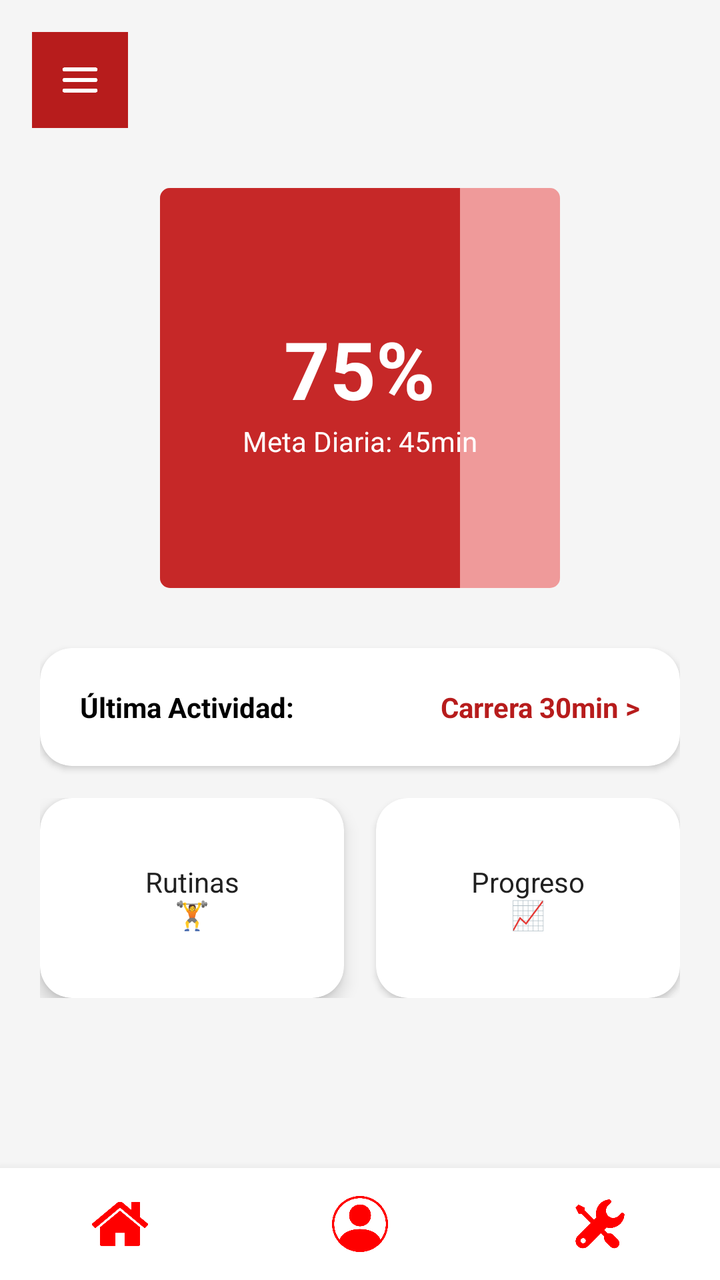
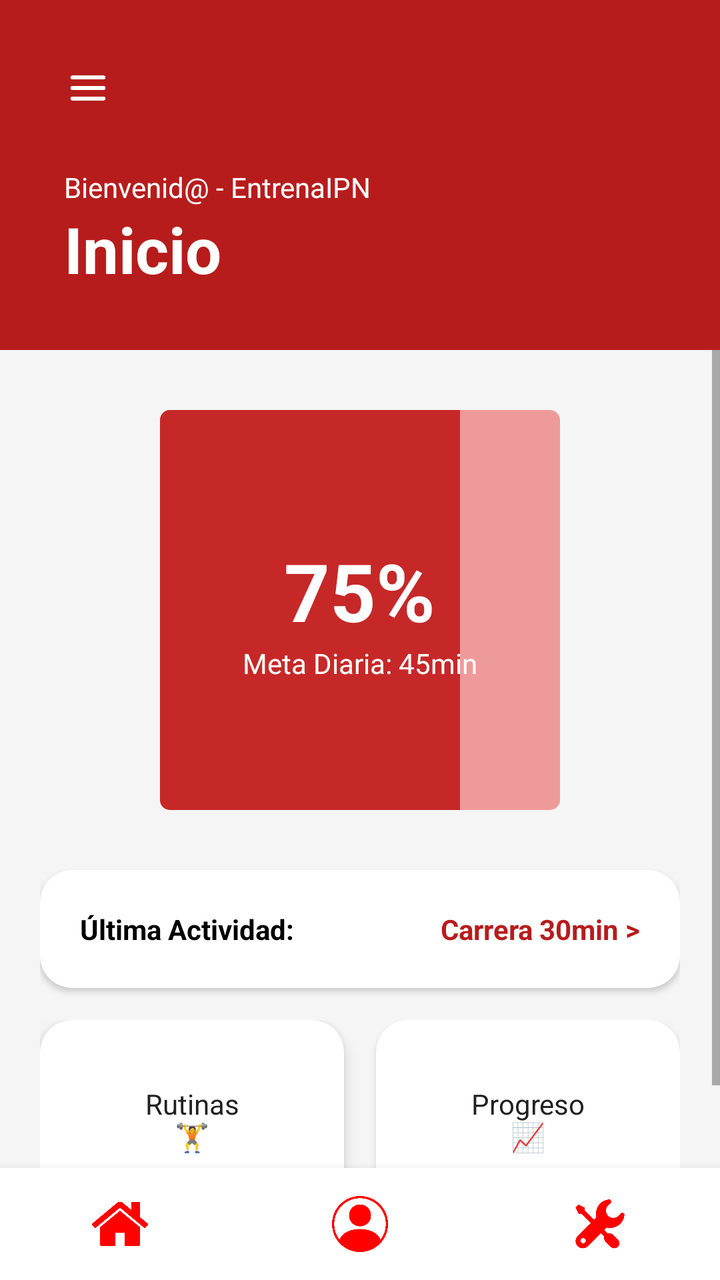

Screens rendered from an Android XML layout before and after an edit, with the pre-edit source and the edit as a unified diff.
<!-- AndroidManifest.xml: application theme Theme.ActivaESCOM -->
<!-- res/layout/activity_main.xml -->
<?xml version="1.0" encoding="utf-8"?>
<androidx.drawerlayout.widget.DrawerLayout xmlns:android="http://schemas.android.com/apk/res/android"
    xmlns:app="http://schemas.android.com/apk/res-auto"
    android:id="@+id/drawerLayout"
    android:layout_width="match_parent"
    android:layout_height="match_parent">

    <androidx.constraintlayout.widget.ConstraintLayout
        android:layout_width="match_parent"
        android:layout_height="match_parent"
        android:background="@color/bg_light">

        <ImageButton
            android:id="@+id/btnHamburguesa"
            android:layout_width="48dp"
            android:layout_height="48dp"
            android:src="@drawable/navigation"
            android:background="@color/red_900"
            android:scaleType="fitCenter"
            android:padding="8dp"
            android:layout_marginStart="16dp"
            android:layout_marginTop="16dp"
            app:layout_constraintTop_toTopOf="parent"
            app:layout_constraintStart_toStartOf="parent" />

        <ScrollView
            android:layout_width="match_parent"
            android:layout_height="0dp"
            app:layout_constraintBottom_toTopOf="@id/bottomNavBar"
            app:layout_constraintEnd_toEndOf="parent"
            app:layout_constraintStart_toStartOf="parent"
            app:layout_constraintTop_toBottomOf="@id/btnHamburguesa">

            <LinearLayout
                android:layout_width="match_parent"
                android:layout_height="wrap_content"
                android:orientation="vertical"
                android:padding="20dp">

                <FrameLayout
                    android:layout_width="200dp"
                    android:layout_height="200dp"
                    android:layout_gravity="center"
                    android:layout_marginTop="10dp"
                    android:layout_marginBottom="30dp">

                    <ProgressBar
                        style="?android:attr/progressBarStyleHorizontal"
                        android:layout_width="match_parent"
                        android:layout_height="match_parent"
                        android:indeterminateOnly="false"
                        android:progress="75"
                        android:progressBackgroundTint="@color/red_300"
                        android:progressDrawable="@android:drawable/progress_horizontal"
                        android:progressTint="@color/red_800" />

                    <LinearLayout
                        android:layout_width="wrap_content"
                        android:layout_height="wrap_content"
                        android:layout_gravity="center"
                        android:gravity="center"
                        android:orientation="vertical">

                        <TextView
                            android:layout_width="wrap_content"
                            android:layout_height="wrap_content"
                            android:text="75%"
                            android:textColor="@color/white"
                            android:textSize="40sp"
                            android:textStyle="bold" />

                        <TextView
                            android:layout_width="wrap_content"
                            android:layout_height="wrap_content"
                            android:text="Meta Diaria: 45min"
                            android:textColor="@color/white" />
                    </LinearLayout>
                </FrameLayout>

                <androidx.cardview.widget.CardView
                    android:id="@+id/cardUltimaActividad"
                    android:layout_width="match_parent"
                    android:layout_height="wrap_content"
                    android:layout_marginBottom="16dp"
                    app:cardCornerRadius="16dp"
                    app:cardElevation="2dp">

                    <LinearLayout
                        android:layout_width="match_parent"
                        android:layout_height="wrap_content"
                        android:orientation="horizontal"
                        android:padding="20dp">

                        <TextView
                            android:layout_width="0dp"
                            android:layout_height="wrap_content"
                            android:layout_weight="1"
                            android:text="Última Actividad:"
                            android:textColor="@color/black"
                            android:textStyle="bold" />

                        <TextView
                            android:layout_width="wrap_content"
                            android:layout_height="wrap_content"
                            android:text="Carrera 30min >"
                            android:textColor="@color/red_900"
                            android:textStyle="bold" />
                    </LinearLayout>
                </androidx.cardview.widget.CardView>

                <LinearLayout
                    android:layout_width="match_parent"
                    android:layout_height="wrap_content"
                    android:baselineAligned="false"
                    android:orientation="horizontal">

                    
                    <androidx.cardview.widget.CardView
                        android:id="@+id/cardRutinas"
                        android:layout_width="0dp"
                        android:layout_height="100dp"
                        android:layout_marginEnd="8dp"
                        android:layout_weight="1"
                        app:cardCornerRadius="16dp"
                        app:cardElevation="5dp">

                        <TextView
                            android:layout_width="match_parent"
                            android:layout_height="match_parent"
                            android:gravity="center"
                            android:text="Rutinas\n🏋️"
                            android:textColor="@color/text_dark" />
                    </androidx.cardview.widget.CardView>

                    <androidx.cardview.widget.CardView
                        android:id="@+id/cardProgreso"
                        android:layout_width="0dp"
                        android:layout_height="100dp"
                        android:layout_marginStart="8dp"
                        android:layout_weight="1"
                        app:cardCornerRadius="16dp"
                        app:cardElevation="2dp">

                        <TextView
                            android:layout_width="match_parent"
                            android:layout_height="match_parent"
                            android:gravity="center"
                            android:text="Progreso\n📈"
                            android:textColor="@color/text_dark" />
                    </androidx.cardview.widget.CardView>
                </LinearLayout>
            </LinearLayout>
        </ScrollView>

        <include
            android:id="@+id/bottomNavBar"
            layout="@layout/bottom_navigation"
            android:layout_width="match_parent"
            android:layout_height="56dp"
            app:layout_constraintBottom_toBottomOf="parent"
            app:layout_constraintStart_toStartOf="parent"
            app:layout_constraintEnd_toEndOf="parent" />

    </androidx.constraintlayout.widget.ConstraintLayout>

    
    <com.google.android.material.navigation.NavigationView
        android:id="@+id/navigationView"
        android:layout_width="wrap_content"
        android:layout_height="match_parent"
        android:layout_gravity="start"
        android:background="@color/white"
        app:headerLayout="@layout/nav_header"
        app:menu="@menu/nav_menu" />

</androidx.drawerlayout.widget.DrawerLayout>
<!-- res/layout/bottom_navigation.xml (included above) -->
<?xml version="1.0" encoding="utf-8"?>
<LinearLayout xmlns:android="http://schemas.android.com/apk/res/android"
    android:id="@+id/bottomNavBar"
    android:layout_width="match_parent"
    android:layout_height="56dp"
    android:orientation="horizontal"
    android:background="@color/white"
    android:elevation="8dp">

    <ImageButton
        android:id="@+id/navInicio"
        android:layout_width="0dp"
        android:layout_height="match_parent"
        android:layout_weight="1"
        android:src="@drawable/home"
        android:background="?attr/selectableItemBackgroundBorderless"
        android:scaleType="fitCenter"
        android:padding="14dp" />
    <ImageButton
    android:id="@+id/navPerfil"
    android:layout_width="0dp"
    android:layout_height="match_parent"
    android:layout_weight="1"
    android:src="@drawable/profile"
    android:background="?attr/selectableItemBackgroundBorderless"
    android:scaleType="fitCenter"
    android:padding="14dp" />
    <ImageButton
    android:id="@+id/navConfig"
    android:layout_width="0dp"
    android:layout_height="match_parent"
    android:layout_weight="1"
    android:src="@drawable/settings"
    android:background="?attr/selectableItemBackgroundBorderless"
    android:scaleType="fitCenter"
    android:padding="14dp" /> </LinearLayout>
<!-- res/layout/nav_header.xml (included above) -->
<?xml version="1.0" encoding="utf-8"?>
<LinearLayout xmlns:android="http://schemas.android.com/apk/res/android"
    android:layout_width="match_parent"
    android:layout_height="match_parent"
    android:orientation="vertical"
    android:background="@color/white">

    <LinearLayout
        android:layout_width="311dp"
        android:layout_height="180dp"
        android:background="@color/red_900"
        android:gravity="bottom"
        android:orientation="vertical"
        android:padding="20dp">

        <ImageView
            android:layout_width="60dp"
            android:layout_height="60dp"
            android:src="@drawable/logo_ipn"
            android:tint="@color/white" />

        <TextView
            android:layout_width="wrap_content"
            android:layout_height="wrap_content"
            android:layout_marginTop="12dp"
            android:text="EntrenaIPN"
            android:textColor="@color/white"
            android:textSize="20sp"
            android:textStyle="bold" />

        <TextView
            android:layout_width="wrap_content"
            android:layout_height="wrap_content"
            android:text="Ingeniería en Sistemas Computacionales"
            android:textColor="@color/red_300"
            android:textSize="14sp" />
    </LinearLayout>

    <LinearLayout
        android:layout_width="310dp"
        android:layout_height="wrap_content"
        android:orientation="vertical"
        android:paddingTop="15dp">

        <TextView
            android:id="@+id/menu_actividad"
            android:layout_width="match_parent"
            android:layout_height="wrap_content"
            android:background="?attr/selectableItemBackground"
            android:clickable="true"
            android:focusable="true"
            android:padding="16dp"
            android:text="🏠  Actividad"
            android:textColor="@color/black"
            android:textSize="16sp" />

        <TextView
            android:id="@+id/menu_progreso"
            android:layout_width="match_parent"
            android:layout_height="wrap_content"
            android:background="?attr/selectableItemBackground"
            android:clickable="true"
            android:focusable="true"
            android:padding="16dp"
            android:text="📈  Progreso semanal"
            android:textColor="@color/black"
            android:textSize="16sp" />

        <TextView
            android:id="@+id/menu_carrera"
            android:layout_width="match_parent"
            android:layout_height="wrap_content"
            android:background="?attr/selectableItemBackground"
            android:clickable="true"
            android:focusable="true"
            android:padding="16dp"
            android:text="🏃  Carrera matutina"
            android:textColor="@color/black"
            android:textSize="16sp" />

        <TextView
            android:id="@+id/menu_nuevo"
            android:layout_width="match_parent"
            android:layout_height="wrap_content"
            android:background="?attr/selectableItemBackground"
            android:clickable="true"
            android:focusable="true"
            android:padding="16dp"
            android:text="💪  Nuevo entrenamiento"
            android:textColor="@color/black"
            android:textSize="16sp" />

        
        <TextView
            android:id="@+id/menu_config"
            android:layout_width="match_parent"
            android:layout_height="wrap_content"
            android:background="?attr/selectableItemBackground"
            android:clickable="true"
            android:focusable="true"
            android:padding="16dp"
            android:text="⚙️  Configuración"
            android:textColor="@color/black"
            android:textSize="16sp" />

        <View
            android:layout_width="match_parent"
            android:layout_height="1dp"
            android:layout_marginHorizontal="16dp"
            android:layout_marginTop="8dp"
            android:background="@color/gray_light" />

        
        <TextView
            android:id="@+id/menu_logout"
            android:layout_width="match_parent"
            android:layout_height="wrap_content"
            android:background="?attr/selectableItemBackground"
            android:clickable="true"
            android:focusable="true"
            android:padding="16dp"
            android:text="🚪  Cerrar sesión"
            android:textColor="@color/red_900"
            android:textSize="16sp" />
    </LinearLayout>
</LinearLayout>
<!-- resources referenced by this layout -->
<resources>
  <color name="bg_light">#F5F5F5</color>
  <color name="black">#FF000000</color>
  <color name="gray_light">#E0E0E0</color>
  <color name="red_300">#EF9A9A</color>
  <color name="red_800">#C62828</color>
  <color name="red_900">#B71C1C</color>
  <color name="text_dark">#212121</color>
  <color name="white">#FFFFFFFF</color>
  <!-- drawable home: png bitmap (drawable, 15478 bytes) -->
  <!-- drawable logo_ipn: png bitmap (drawable, 799627 bytes) -->
  <!-- drawable navigation: png bitmap (drawable, 8970 bytes) -->
  <!-- drawable profile: png bitmap (drawable, 22269 bytes) -->
  <!-- drawable settings: png bitmap (drawable, 18368 bytes) -->
  <style name="Theme.ActivaESCOM" parent="Base.Theme.ActivaESCOM">
      </style>
  <style name="Base.Theme.ActivaESCOM" parent="Theme.MaterialComponents.DayNight.NoActionBar">
      </style>
</resources>

<!-- the commit's change to res/layout/activity_main.xml (unified diff, before → after) -->
@@ -8,20 +8,55 @@
     <androidx.constraintlayout.widget.ConstraintLayout
         android:layout_width="match_parent"
         android:layout_height="match_parent"
-        android:background="@color/bg_light">
+        android:background="@color/gray_background">
+
+        <View
+            android:id="@+id/header_bg"
+            android:layout_width="match_parent"
+            android:layout_height="175dp"
+            android:background="@color/red_900"
+            app:layout_constraintTop_toTopOf="parent"
+            app:layout_constraintStart_toStartOf="parent"
+            app:layout_constraintEnd_toEndOf="parent" />
 
         <ImageButton
             android:id="@+id/btnHamburguesa"
             android:layout_width="48dp"
             android:layout_height="48dp"
             android:src="@drawable/navigation"
-            android:background="@color/red_900"
+            android:background="@android:color/transparent"
             android:scaleType="fitCenter"
             android:padding="8dp"
-            android:layout_marginStart="16dp"
-            android:layout_marginTop="16dp"
+            android:layout_marginStart="20dp"
+            android:layout_marginTop="20dp"
             app:layout_constraintTop_toTopOf="parent"
             app:layout_constraintStart_toStartOf="parent" />
+
+        
+        <TextView
+            android:id="@+id/tv_appname"
+            android:layout_width="wrap_content"
+            android:layout_height="wrap_content"
+            android:layout_marginStart="32dp"
+            android:layout_marginTop="16dp"
+            android:text="Bienvenid@ - EntrenaIPN"
+            android:textColor="@color/white"
+            android:textSize="14sp"
+            app:layout_constraintStart_toStartOf="parent"
+            app:layout_constraintTop_toBottomOf="@id/btnHamburguesa" />
+
+        
+        <TextView
+            android:id="@+id/tv_screen_title"
+            android:layout_width="wrap_content"
+            android:layout_height="wrap_content"
+            android:layout_marginStart="32dp"
+            android:text="Inicio"
+            android:textColor="@color/white"
+            android:textSize="32sp"
+            android:textStyle="bold"
+            app:layout_constraintStart_toStartOf="parent"
+            app:layout_constraintTop_toBottomOf="@id/tv_appname" />
 
         <ScrollView
             android:layout_width="match_parent"
@@ -29,7 +64,7 @@
             app:layout_constraintBottom_toTopOf="@id/bottomNavBar"
             app:layout_constraintEnd_toEndOf="parent"
             app:layout_constraintStart_toStartOf="parent"
-            app:layout_constraintTop_toBottomOf="@id/btnHamburguesa">
+            app:layout_constraintTop_toBottomOf="@id/header_bg">
 
             <LinearLayout
                 android:layout_width="match_parent"
@@ -221,11 +256,11 @@
 
     <LinearLayout
         android:layout_width="311dp"
-        android:layout_height="180dp"
+        android:layout_height="175dp"
         android:background="@color/red_900"
         android:gravity="bottom"
         android:orientation="vertical"
-        android:padding="20dp">
+        android:padding="25dp">
 
         <ImageView
             android:layout_width="60dp"
@@ -236,7 +271,7 @@
         <TextView
             android:layout_width="wrap_content"
             android:layout_height="wrap_content"
-            android:layout_marginTop="12dp"
+            android:layout_marginTop="14dp"
             android:text="EntrenaIPN"
             android:textColor="@color/white"
             android:textSize="20sp"
@@ -245,7 +280,7 @@
         <TextView
             android:layout_width="wrap_content"
             android:layout_height="wrap_content"
-            android:text="Ingeniería en Sistemas Computacionales"
+            android:text="ESCOM - ISC"
             android:textColor="@color/red_300"
             android:textSize="14sp" />
     </LinearLayout>
@@ -264,7 +299,7 @@
             android:clickable="true"
             android:focusable="true"
             android:padding="16dp"
-            android:text="🏠  Actividad"
+            android:text="🏠  Inicio"
             android:textColor="@color/black"
             android:textSize="16sp" />
 
<!-- resource entries referenced after the edit -->
@@ -1,7 +1,7 @@
 <!-- resources referenced by this layout -->
 <resources>
-  <color name="bg_light">#F5F5F5</color>
   <color name="black">#FF000000</color>
+  <color name="gray_background">#F5F5F5</color>
   <color name="gray_light">#E0E0E0</color>
   <color name="red_300">#EF9A9A</color>
   <color name="red_800">#C62828</color>
